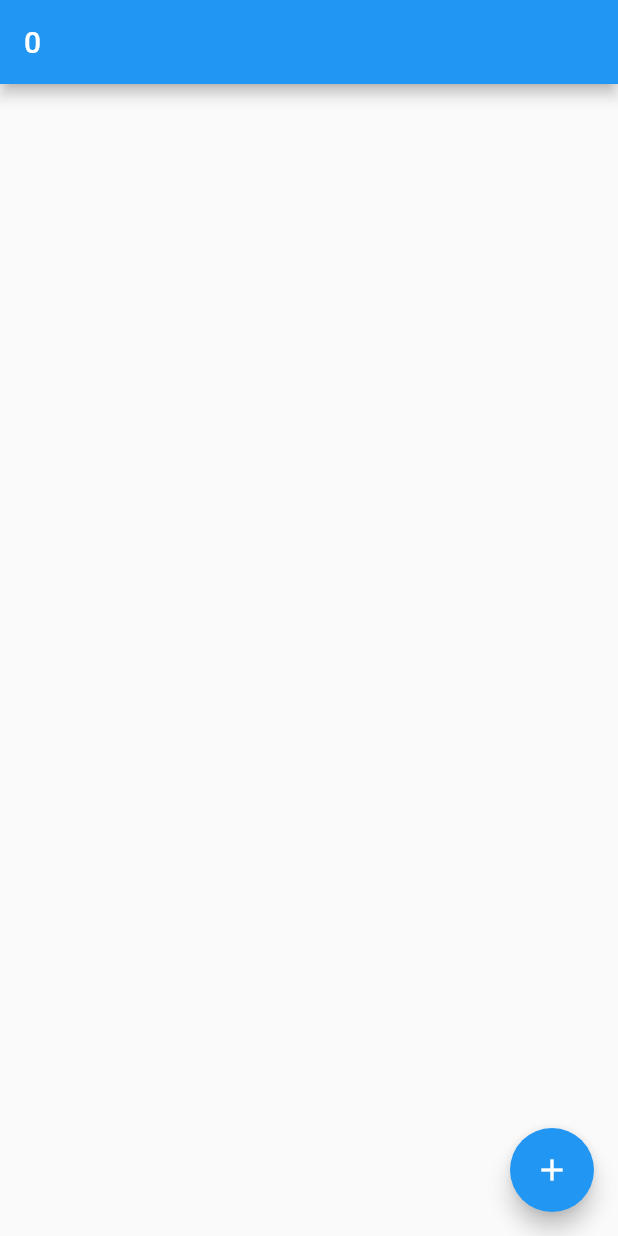
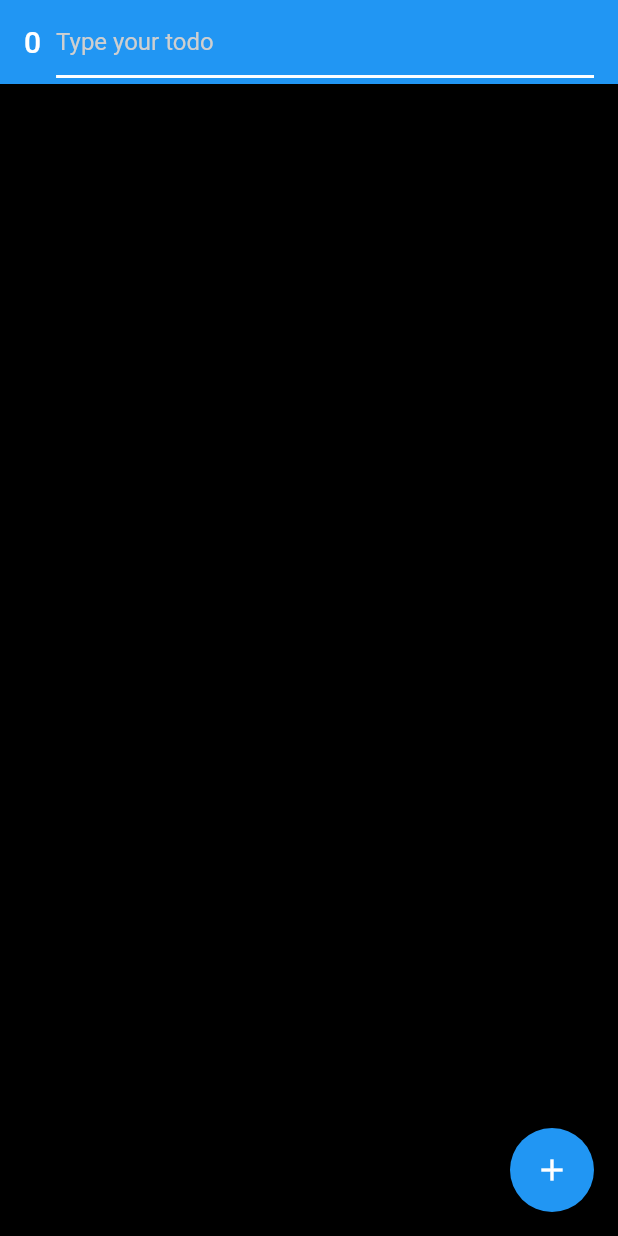
Before and after one commit to rafaelfernandesx/todo-flutter, a Flutter app: the screen it shows after launch, on a phone screen of 412 x 824 dp. Run offline on Flutter 3.47's test engine with Material 2 defaults, Android fonts, the phone set to English and light mode, and no system bars; our stand-ins replace flutter_mobx, mobx; generated files the repository leaves out were written again.

Commit message:
Adiciondo campo para adicionar todo e adicionado swipe para remover todo

```diff
--- a/lib/main.dart
+++ b/lib/main.dart
@@ -1,6 +1,8 @@
+import 'dart:math';
+
 import 'package:flutter/material.dart';
 import 'package:flutter_mobx/flutter_mobx.dart';
-import 'package:mobx/mobx.dart';
+import 'package:todo_app_mobx/components/TodoItem.dart';
 import 'package:todo_app_mobx/models/todo.model.dart';
 import 'package:todo_app_mobx/stores/todo.store.dart';
 
@@ -17,9 +19,12 @@ class MyApp extends StatelessWidget {
     return MaterialApp(
       title: 'Flutter Demo',
       theme: ThemeData(
-        primarySwatch: Colors.blue,
-      ),
-      home: const MyHomePage(),
+          primarySwatch: Colors.blue,
+          textSelectionTheme: const TextSelectionThemeData(
+            selectionColor: Colors.grey,
+            selectionHandleColor: Colors.grey,
+          )),
+      home: MyHomePage(),
     );
   }
 }
@@ -27,33 +32,77 @@ class MyApp extends StatelessWidget {
 final todoStore = TodoStore();
 
 class MyHomePage extends StatelessWidget {
-  const MyHomePage({Key? key}) : super(key: key);
+  final TextEditingController _todo = TextEditingController();
 
   @override
   Widget build(BuildContext context) {
     return Scaffold(
       appBar: AppBar(
-        title: Observer(
-          builder: (_) => Text(
-            todoStore.todos.length.toString(),
-          ),
+        title: Row(
+          children: <Widget>[
+            Observer(
+              builder: (_) => Padding(
+                padding: const EdgeInsets.only(right: 10),
+                child: Text(todoStore.todos.length.toString()),
+              ),
+            ),
+            Expanded(
+              child: TextField(
+                controller: _todo,
+                style: const TextStyle(color: Colors.white),
+                cursorColor: Colors.white,
+                decoration: const InputDecoration(
+                  hintText: 'Type your todo',
+                  hintStyle: TextStyle(color: Color(0xFFCFCFCF)),
+                  enabledBorder: UnderlineInputBorder(
+                    borderSide: BorderSide(color: Colors.white, width: 2.0),
+                  ),
+                  focusedBorder: UnderlineInputBorder(
+                    borderSide: BorderSide(color: Colors.white, width: 2.0),
+                  ),
+                ),
+              ),
+            ),
+          ],
         ),
       ),
       body: Container(
+        color: Colors.black,
         child: Observer(
           builder: (_) => ListView.builder(
             itemCount: todoStore.todos.length,
             itemBuilder: (context, index) {
               var todo = todoStore.todos[index];
-              return Text(todo.title);
+              return Dismissible(
+                key: UniqueKey(),
+                onDismissed: (direction) {
+                  // Remove the item from the data source.
+                  todoStore.remove(todo);
+
+                  // Then show a snackbar.
+                  ScaffoldMessenger.of(context).showSnackBar(
+                    SnackBar(
+                      content: Text('${todo.title} dismissed'),
+                    ),
+                  );
+                },
+                child: TodoItem(title: todo.title, done: todo.done),
+              );
             },
           ),
         ),
       ),
       floatingActionButton: FloatingActionButton(
         onPressed: () {
-          var todo = Todo('title', false);
-          todoStore.add(todo);
+          if (_todo.value.text.isNotEmpty) {
+            var todo = Todo(_todo.value.text, false);
+            todoStore.add(todo);
+            _todo.clear();
+          } else {
+            ScaffoldMessenger.of(context).showSnackBar(const SnackBar(
+              content: Text("Type some todo"),
+            ));
+          }
         },
         child: const Icon(Icons.add),
       ),
--- a/lib/stores/todo.store.dart
+++ b/lib/stores/todo.store.dart
@@ -12,4 +12,9 @@ abstract class _TodoStore with Store {
   void add(Todo todo) {
     todos.add(todo);
   }
+
+  @action
+  void remove(Todo todo) {
+    todos.remove(todo);
+  }
 }
```
Also changed, not shown: lib/components/TodoItem.dart (added, +49 -0 lines), lib/stores/todo.store.g.dart.
